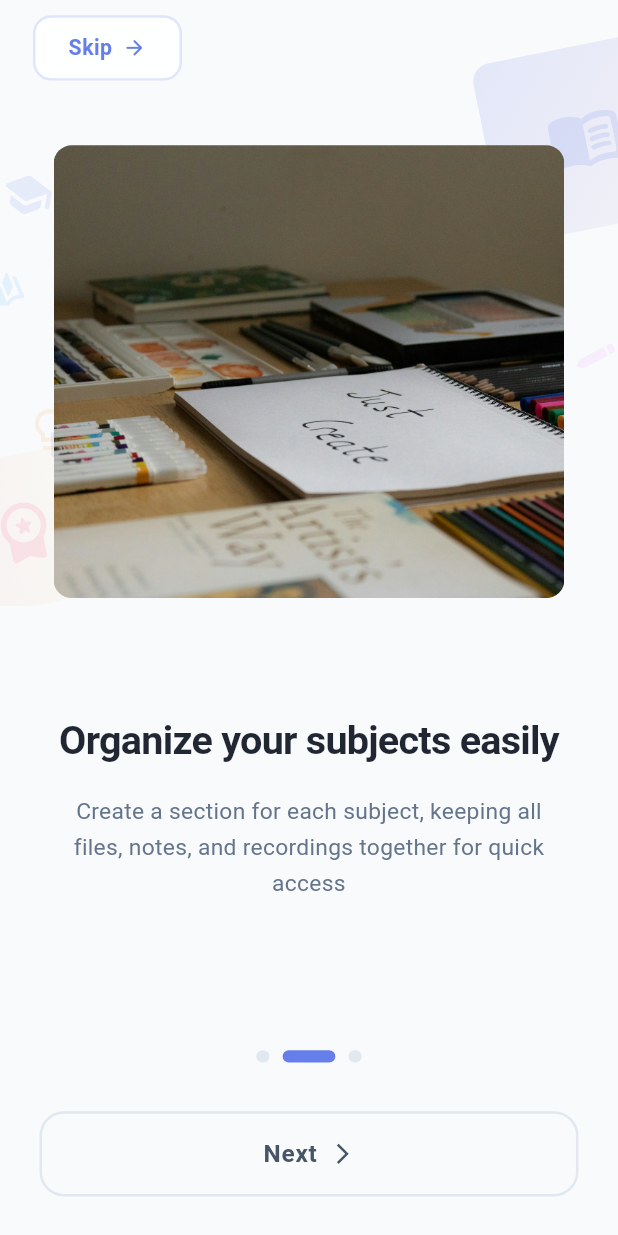
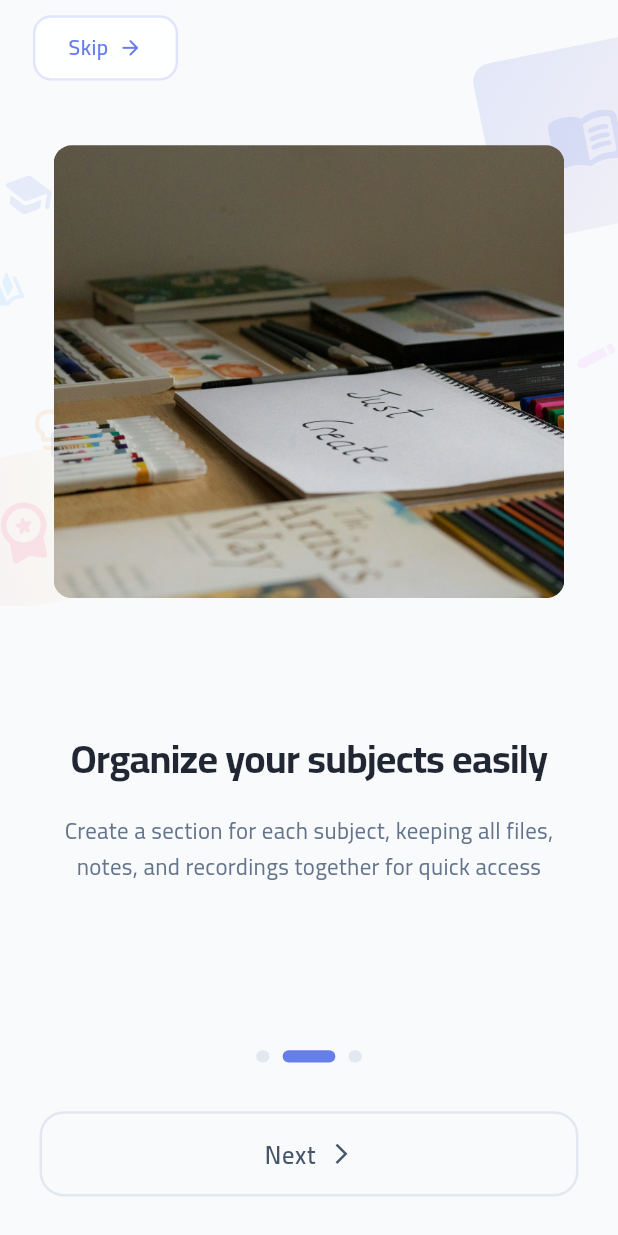
Before and after one commit to M-Fawzy2004/Academia, a Flutter app: the screen it shows after launch, swiped to page 2, on a phone screen of 412 x 824 dp. Run offline on Flutter 3.47's test engine with Material 3 defaults, Android fonts, the phone set to English and light mode, and no system bars; our stand-ins replace bloc, cached_network_image, connectivity_plus, dartz, device_preview, equatable and 14 more; missing offline and left inert: flutter_inappwebview, load_switch, syncfusion_flutter_pdfviewer; accounts and stored records are empty.

Commit message:
remove bold font

```diff
--- a/lib/core/const/theme_manager.dart
+++ b/lib/core/const/theme_manager.dart
@@ -55,6 +55,7 @@ class ThemeManager extends ChangeNotifier {
     return ThemeData(
       useMaterial3: true,
       brightness: Brightness.light,
+      fontFamily: 'fontApp',
       primaryColor: AppColors.primaryColor,
       scaffoldBackgroundColor: AppColors.lightBackgroundColor,
       cardColor: AppColors.lightCardColor,
@@ -97,8 +98,9 @@ class ThemeManager extends ChangeNotifier {
   ThemeData getCurrentDarkTheme() {
     if (_currentTheme == AppThemeMode.dark2) {
       return ThemeData(
-        useMaterial3: false,
+        useMaterial3: true,
         brightness: Brightness.dark,
+        fontFamily: 'fontApp',
         primaryColor: AppColors.dark2PrimaryColor,
         scaffoldBackgroundColor: AppColors.dark2BackgroundColor,
         cardColor: AppColors.dark2CardColor,
@@ -141,6 +143,7 @@ class ThemeManager extends ChangeNotifier {
     return ThemeData(
       useMaterial3: true,
       brightness: Brightness.dark,
+      fontFamily: 'fontApp',
       primaryColor: AppColors.darkPrimaryColor,
       scaffoldBackgroundColor: AppColors.darkBackgroundColor,
       cardColor: AppColors.darkCardColor,
--- a/pubspec.yaml
+++ b/pubspec.yaml
@@ -102,6 +102,7 @@ flutter:
     - family: fontApp
       fonts:
         - asset: assets/fonts/Cairo.ttf
+          weight: 500
   # For details regarding fonts from package dependencies,
   # see https://flutter.dev/to/font-from-package
 
```
